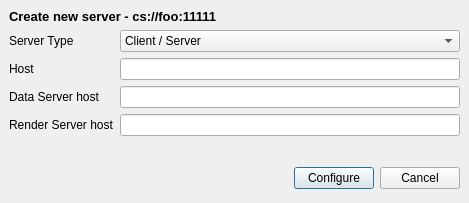
First picture: the form in Qt/Components/Resources/UI/pqCreateServerStartupDialog.ui, repository wildmichael/ParaView3-enhancements-old, before the edit.
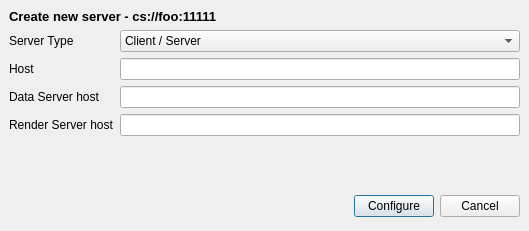
Second picture: the form after the edit.

Commit message: STYLE: Renamed pqShellServerStartup to pqCommandServerStartup for clarity, consistency STYLE: pqCreateServerStartupDialog hides unused labels STYLE: Relabeled pqCreateServerStartupDialog and pqEditServerStartupDialog for clarity, consistency

What changed in the file:
```diff
--- a/Qt/Components/Resources/UI/pqCreateServerStartupDialog.ui
+++ b/Qt/Components/Resources/UI/pqCreateServerStartupDialog.ui
@@ -8,8 +8,8 @@
    <rect>
     <x>0</x>
     <y>0</y>
-    <width>415</width>
-    <height>203</height>
+    <width>529</width>
+    <height>231</height>
    </rect>
   </property>
   <property name="windowTitle" >
@@ -48,10 +48,10 @@
      <property name="spacing" >
       <number>6</number>
      </property>
-     <item row="5" column="0" >
-      <widget class="QLabel" name="label_6" >
+     <item row="1" column="0" >
+      <widget class="QLabel" name="hostLabel" >
        <property name="text" >
-        <string>Render Server host</string>
+        <string>Host</string>
        </property>
       </widget>
      </item>
@@ -70,11 +70,28 @@
        </property>
       </widget>
      </item>
-     <item row="1" column="1" >
-      <widget class="QLineEdit" name="host" />
+     <item row="4" column="0" colspan="2" >
+      <spacer>
+       <property name="orientation" >
+        <enum>Qt::Vertical</enum>
+       </property>
+       <property name="sizeHint" >
+        <size>
+         <width>20</width>
+         <height>40</height>
+        </size>
+       </property>
+      </spacer>
      </item>
      <item row="3" column="1" >
-      <widget class="QLineEdit" name="dataServerHost" />
+      <widget class="QLineEdit" name="renderServerHost" />
+     </item>
+     <item row="3" column="0" >
+      <widget class="QLabel" name="renderServerHostLabel" >
+       <property name="text" >
+        <string>Render Server host</string>
+       </property>
+      </widget>
      </item>
      <item row="0" column="1" >
       <widget class="QComboBox" name="type" >
@@ -103,18 +120,14 @@
        </item>
       </widget>
      </item>
-     <item row="1" column="0" >
-      <widget class="QLabel" name="label" >
-       <property name="text" >
-        <string>Host</string>
-       </property>
-      </widget>
+     <item row="1" column="1" >
+      <widget class="QLineEdit" name="host" />
      </item>
-     <item row="5" column="1" >
-      <widget class="QLineEdit" name="renderServerHost" />
+     <item row="2" column="1" >
+      <widget class="QLineEdit" name="dataServerHost" />
      </item>
-     <item row="3" column="0" >
-      <widget class="QLabel" name="label_3" >
+     <item row="2" column="0" >
+      <widget class="QLabel" name="dataServerHostLabel" >
        <property name="text" >
         <string>Data Server host</string>
        </property>
@@ -122,19 +135,6 @@
      </item>
     </layout>
    </item>
-   <item>
-    <spacer>
-     <property name="orientation" >
-      <enum>Qt::Vertical</enum>
-     </property>
-     <property name="sizeHint" >
-      <size>
-       <width>20</width>
-       <height>40</height>
-      </size>
-     </property>
-    </spacer>
-   </item>
    <item>
     <layout class="QHBoxLayout" >
      <property name="margin" >
```
The commit also changes 7 other files.
